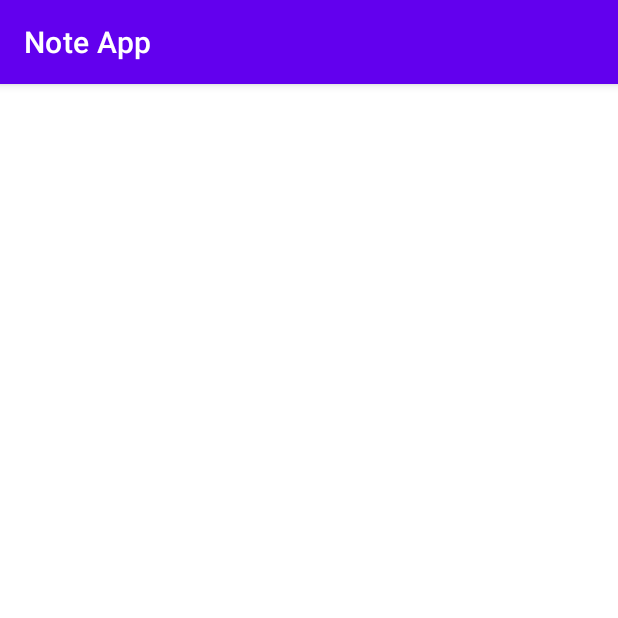
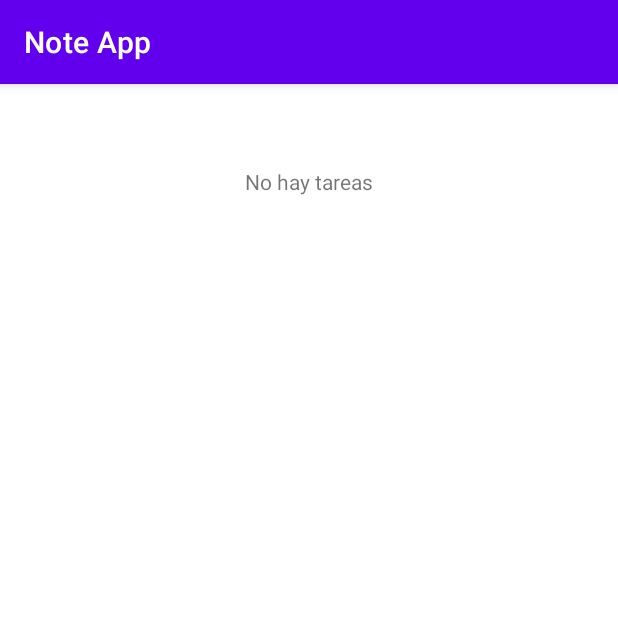
Before and after one commit to jonathanduran7/my-note-app, an Android app: the fragment CategoryDetail shown on its own in the app's theme, on a phone screen of 412 x 824 dp, the top half of it. Run offline under Robolectric (Android 15) with nearby library versions, the light colour scheme and no system bars; 2 statements that could not run were skipped.

Commit message:
feat(categoryDetail): add message if todos is empty

```diff
--- a/app/src/main/java/com/example/todoapp/ui/categoryDetail/CategoryDetail.kt
+++ b/app/src/main/java/com/example/todoapp/ui/categoryDetail/CategoryDetail.kt
@@ -46,6 +46,7 @@ class CategoryDetail : Fragment(), OnTodoCheckListener, OnTodoDelete {
         viewModel.getTodoByCategory(categoryId)
 
         setupRecyclerView()
+        setupEmptyView()
     }
 
     private fun setupRecyclerView() {
@@ -79,4 +80,16 @@ class CategoryDetail : Fragment(), OnTodoCheckListener, OnTodoDelete {
     }
 
     override fun onTodoDelete(todo: TodoWithCategory) {}
+
+    fun setupEmptyView() {
+        viewModel.todos.observe(viewLifecycleOwner, Observer { todos ->
+            if (todos.isEmpty()) {
+                binding.noTodosText.visibility = View.VISIBLE
+                binding.categoryDetailRecyclerView.visibility = View.GONE
+            } else {
+                binding.noTodosText.visibility = View.GONE
+                binding.categoryDetailRecyclerView.visibility = View.VISIBLE
+            }
+        })
+    }
 }
--- a/app/src/main/res/layout/fragment_category_detail.xml
+++ b/app/src/main/res/layout/fragment_category_detail.xml
@@ -27,4 +27,16 @@
         android:layout_width="match_parent"
         android:layout_height="0dp" />
 
+    <TextView
+        android:layout_width="wrap_content"
+        android:layout_height="wrap_content"
+        android:text="No hay tareas"
+        android:id="@+id/noTodosText"
+        android:visibility="gone"
+        app:layout_constraintTop_toBottomOf="@id/categoryNameTitle"
+        app:layout_constraintStart_toStartOf="parent"
+        app:layout_constraintEnd_toEndOf="parent"
+        android:layout_marginTop="20dp"
+        />
+
 </androidx.constraintlayout.widget.ConstraintLayout>
```
